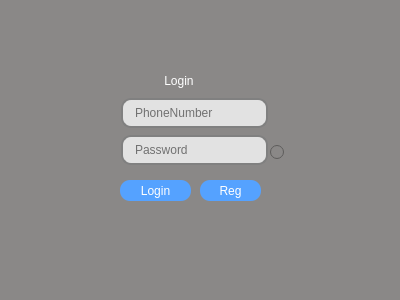
bartem1us/Fitness_Centre, file FINTESS_CENTRE/login.ui: the form before one commit.
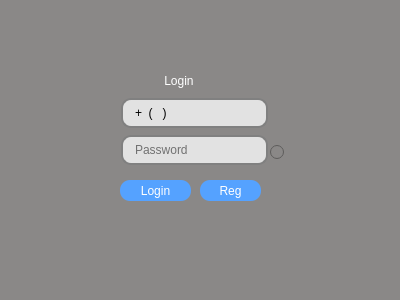
The form after the commit.

Diff of the .ui file:
```diff
--- a/FINTESS_CENTRE/login.ui
+++ b/FINTESS_CENTRE/login.ui
@@ -124,10 +124,10 @@
 }</string>
    </property>
    <property name="inputMask">
-    <string/>
+    <string>+9 (999) 999 99 99</string>
    </property>
    <property name="text">
-    <string/>
+    <string>+ ()   </string>
    </property>
    <property name="placeholderText">
     <string comment="Username" extracomment="Username">PhoneNumber</string>
```
